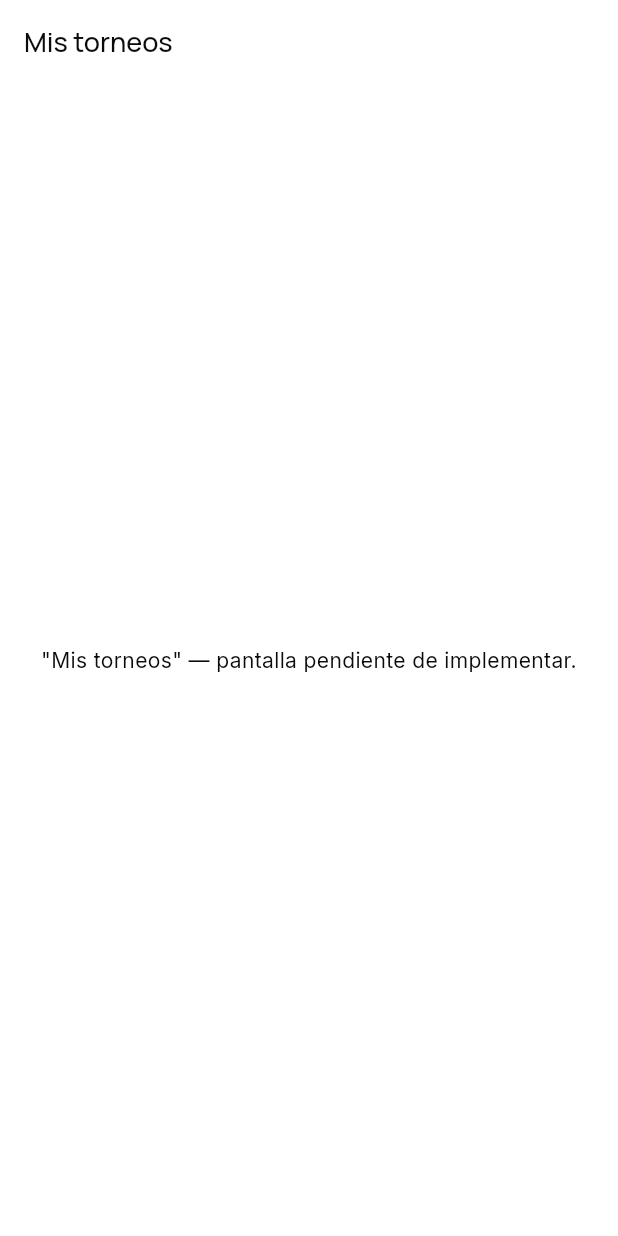
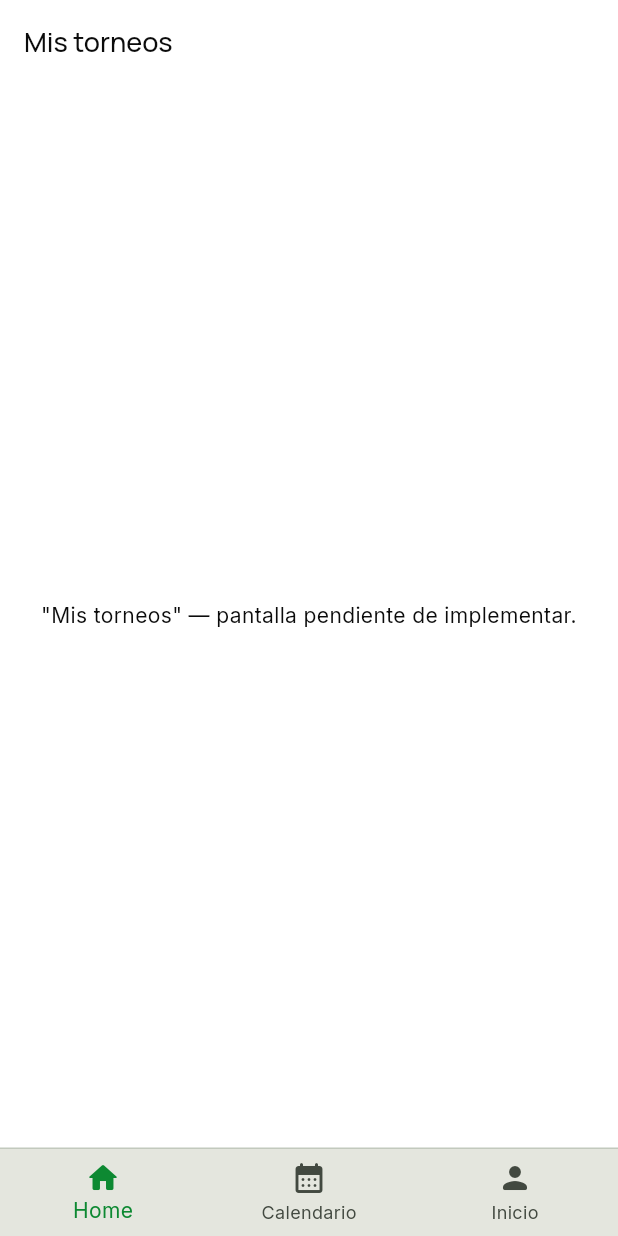
Before and after one commit to tatiana1104/handplay, a Flutter app: the screen it shows after launch, on a phone screen of 412 x 824 dp. Run offline on Flutter 3.47's test engine with Material 3 defaults, Android fonts, the phone set to English and light mode, and no system bars; our stand-ins replace go_router, google_fonts.

Commit message:
[Sprint 1] creacion de la pantalla login y del banner

```diff
--- a/lib/core/routing/route_names.dart
+++ b/lib/core/routing/route_names.dart
@@ -14,6 +14,7 @@
 class RouteNames {
   RouteNames._();
 
-  static const String splash = '/';
-  static const String home = '/torneos';
+  static const String splash = '/'; // Ruta de la pantalla de splash (pantalla inicial que se muestra al abrir la app)
+  static const String home = '/torneos'; // Ruta de la pantalla de inicio (lista de torneos)
+  static const String login = '/login'; // Ruta de la pantalla de login
 }
--- a/lib/main.dart
+++ b/lib/main.dart
@@ -3,6 +3,7 @@ import 'package:go_router/go_router.dart';
 
 import 'core/routing/route_names.dart'; // Importamos los nombres de ruta para poder usarlos en el router
 import 'core/theme/app_theme.dart'; // Importamos el tema de la app para poder usarlo en MaterialApp.router
+import 'features/auth/presentation/screens/login_screen.dart'; // Importamos la pantalla de login para poder usarla en el router
 import 'features/auth/presentation/screens/splash_screen.dart'; // Importamos la pantalla de splash para poder usarla en el router
 import 'features/tournaments/presentation/screens/torneos_screen.dart'; // Importamos la pantalla de torneos para poder usarla en el router
 
@@ -26,6 +27,10 @@ class HandPlayApp extends StatelessWidget {
           path: RouteNames.home,
           builder: (context, state) => const TorneosScreen(), // Construimos la pantalla de torneos cuando se navega a esta ruta
         ),
+        GoRoute(
+          path: RouteNames.login,
+          builder: (context, state) => const LoginScreen(),
+        ),
       ],
     );
 
--- /dev/null
+++ b/lib/shared/widgets/app_bottom_navigation_bar.dart
@@ -0,0 +1,76 @@
+import 'package:flutter/material.dart';
+import 'package:go_router/go_router.dart';
+
+import '../../core/routing/route_names.dart';
+
+class AppBottomNavigationBar extends StatelessWidget {
+  final int selectedIndex;
+  final ValueChanged<int>? onTap;
+
+  const AppBottomNavigationBar({
+    super.key,
+    this.selectedIndex = 0,
+    this.onTap,
+  });
+
+  @override
+  Widget build(BuildContext context) {
+    final colorScheme = Theme.of(context).colorScheme;
+
+    return Container(
+      decoration: BoxDecoration(
+        color: colorScheme.surface,
+        border: Border(
+          top: BorderSide(
+            color: colorScheme.outlineVariant,
+            width: 1,
+          ),
+        ),
+      ),
+      child: SafeArea(
+        child: BottomNavigationBar(
+          currentIndex: selectedIndex,
+          onTap: (index) {
+            if (onTap != null) {
+              onTap!(index);
+              return;
+            }
+
+            switch (index) {
+              case 0:
+                context.go(RouteNames.home);
+                break;
+              case 1:
+                context.go(RouteNames.home);
+                break;
+              case 2:
+                context.go(RouteNames.login);
+                break;
+            }
+          },
+          type: BottomNavigationBarType.fixed,
+          showSelectedLabels: true,
+          showUnselectedLabels: true,
+          selectedItemColor: colorScheme.primary,
+          unselectedItemColor: colorScheme.onSurfaceVariant,
+          backgroundColor: colorScheme.surface,
+          elevation: 0,
+          items: const [
+            BottomNavigationBarItem(
+              icon: Icon(Icons.home_rounded),
+              label: 'Home',
+            ),
+            BottomNavigationBarItem(
+              icon: Icon(Icons.calendar_month_rounded),
+              label: 'Calendario',
+            ),
+            BottomNavigationBarItem(
+              icon: Icon(Icons.person_rounded),
+              label: 'Inicio',
+            ),
+          ],
+        ),
+      ),
+    );
+  }
+}
--- a/lib/shared/widgets/placeholder_screen.dart
+++ b/lib/shared/widgets/placeholder_screen.dart
@@ -1,4 +1,6 @@
 import 'package:flutter/material.dart';
+
+import 'app_bottom_navigation_bar.dart';
 
 // Este widget existe solo para que el router (app_router.dart) tenga
 // algo real para mostrar en rutas cuya pantalla definitiva todavía no
@@ -34,6 +36,7 @@ class PlaceholderScreen extends StatelessWidget {
           ),
         ),
       ),
+      bottomNavigationBar: const AppBottomNavigationBar(),
     );
   }
 }
```
Also changed, not shown: lib/features/auth/presentation/screens/login_screen.dart (added, +214 -0 lines), 1 other file.
